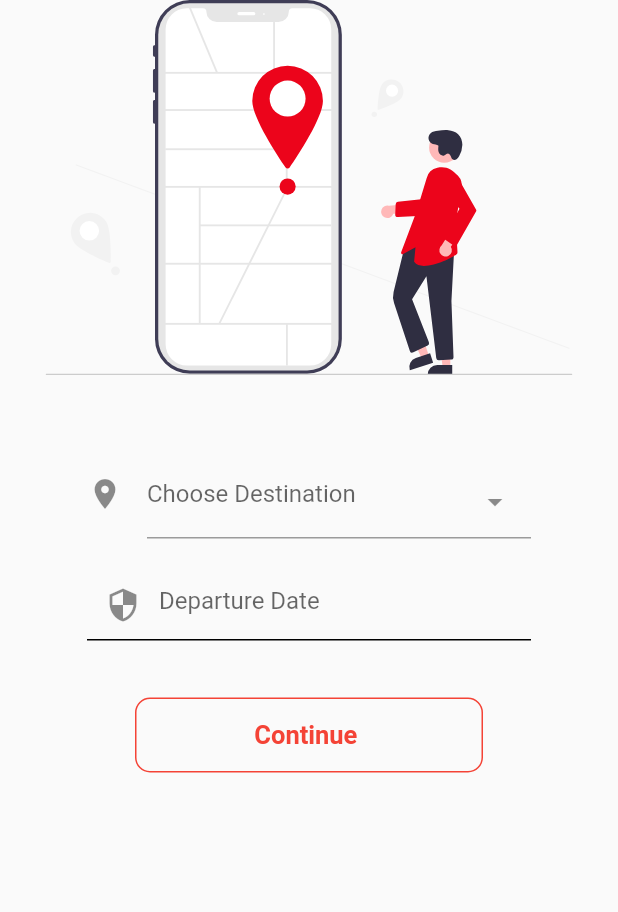
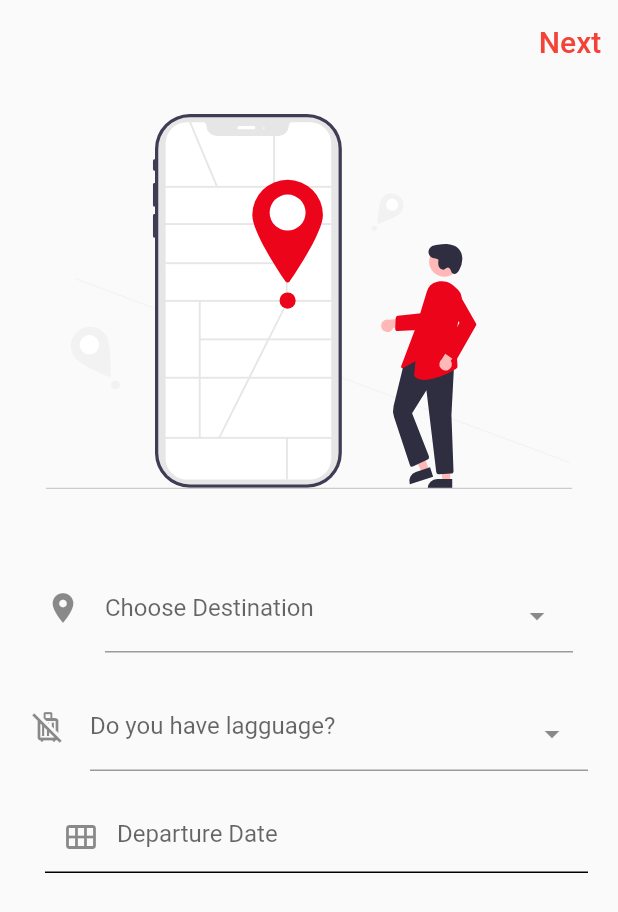
Before and after one commit to EhMaNa/Infinity-Express, a Flutter app: the Destination screen opened directly, on a phone screen of 412 x 824 dp. Shown: the top 912 px of the screen. Run offline on Flutter 3.47's test engine with Material 2 defaults, Android fonts, the phone set to English and light mode, and no system bars; drawn by our look-alikes of select_form_field; our stand-ins replace flutter_svg.

Commit message:
Modified the codes and added depature date text field

```diff
--- a/infinity/lib/pages/destination.dart
+++ b/infinity/lib/pages/destination.dart
@@ -1,6 +1,7 @@
 import 'package:flutter/cupertino.dart';
 import 'package:flutter/material.dart';
 import 'package:flutter_svg/flutter_svg.dart';
+import 'package:infinity/pages/booking.dart';
 import 'package:select_form_field/select_form_field.dart';
 
 class Destination extends StatefulWidget {
@@ -20,20 +21,26 @@ class _DestinationState extends State<Destination> {
   String email = '';
   String password = '';
   String error = '';
-  final List<Map<String, dynamic>> _items = [
+  final List<Map<String, dynamic>> _locations = [
     {
       'value': 'Kumasi',
       'label': 'Kumasi',
     },
-    {
-      'value': 'circleValue',
-      'label': 'Circle Label',
-      'icon': Icon(Icons.fiber_manual_record),
-      'textStyle': TextStyle(color: Colors.red),
-    },
+
     {
       'value': 'Sunyani',
       'label': 'Sunyani',
+    },
+  ];
+  final List<Map<String, dynamic>> value = [
+    {
+      'value': 'Yes',
+      'label': 'Yes',
+    },
+
+    {
+      'value': 'No',
+      'label': 'No',
     },
   ];
 
@@ -41,16 +48,26 @@ class _DestinationState extends State<Destination> {
   Widget build(BuildContext context) {
     return Scaffold(
       key: _scaffoldKey,
+      appBar: AppBar(
+        automaticallyImplyLeading: false,
+        backgroundColor: Colors.transparent,
+        elevation: 0.0,
+      actions: [
+        TextButton(onPressed: () =>Navigator.push(context,
+                      MaterialPageRoute(builder: (context) => Booking())), child: Text("Next", style: TextStyle(color: Colors.red, fontSize: 20),))
+      ],
+      ),
       body: ListView(
         physics: BouncingScrollPhysics(),
         children: <Widget>[
+          Padding(padding: EdgeInsets.only(top: 20)),
           SvgPicture.asset(
             'assets/destination.svg',
             height: 250,
           ),
           SizedBox(height: 10),
           Container(
-            padding: EdgeInsets.symmetric(horizontal: 50, vertical: 20),
+            padding: EdgeInsets.symmetric(horizontal: 20, vertical: 20),
             child: Form(
               key: _formKey,
               child: Column(
@@ -60,13 +77,13 @@ class _DestinationState extends State<Destination> {
                   ),
                   //Textfield for email
                   Padding(
-                    padding: const EdgeInsets.symmetric(horizontal: 8.0),
+                    padding: const EdgeInsets.symmetric(horizontal: 10.0),
                     child: SelectFormField(
-                      type: SelectFormFieldType.dropdown, // or can be dialog
+                      type: SelectFormFieldType.dialog, // or can be dialog
                       //initialValue: 'Kumasi',
                       icon: Icon(Icons.place),
                       labelText: 'Choose Destination',
-                      items: _items,
+                      items: _locations,
                       onChanged: (val) => print(val),
                       onSaved: (val) => print(val),
                     ),
@@ -75,11 +92,25 @@ class _DestinationState extends State<Destination> {
                     height: 20.0,
                   ),
                   //TextField for password
+
                   Padding(
-                    padding: const EdgeInsets.symmetric(horizontal: 8.0),
+                    padding: const EdgeInsets.symmetric(horizontal: 0.0),
+                    child: SelectFormField(
+                      type: SelectFormFieldType.dropdown, // or can be dialog
+                      //initialValue: 'Kumasi',
+                      icon: Icon(Icons.no_luggage_outlined),
+                      labelText: 'Do you have lagguage?',
+                      items: value,
+                      onChanged: (val) => print(val),
+                      onSaved: (val) => print(val),
+                    ),
+                  ),
+                  SizedBox(height:20 ,),
+                  Padding(
+                    padding: const EdgeInsets.only(left: 10.0),
                     child: TextFormField(
                       decoration: InputDecoration(
-                        prefixIcon: Icon(Icons.security),
+                        prefixIcon: Icon(Icons.calendar_view_month_rounded),
                         hintText: 'Departure Date',
                         enabledBorder: UnderlineInputBorder(
                             borderSide: BorderSide(color: Colors.black)),
@@ -95,29 +126,7 @@ class _DestinationState extends State<Destination> {
                   ),
                   SizedBox(height: 30),
 
-                  Padding(
-                    padding: const EdgeInsets.all(8.0),
-                    child: OutlinedButton(
-                        child: Container(
-                            width: 200,
-                            height: 50,
-                            child: Center(
-                                child: Text('Continue ',
-                                    style: TextStyle(
-                                        fontSize: 17.0,
-                                        fontWeight: FontWeight.w600)))),
-                        style: OutlinedButton.styleFrom(
-                            backgroundColor: Colors.transparent,
-                            primary: Colors.red,
-                            side: BorderSide(
-                              color: Colors.red,
-                            ),
-                            shape: RoundedRectangleBorder(
-                                borderRadius: BorderRadius.circular(10))),
-                        onPressed: () {
-                          Navigator.pushNamed(context, '/home');
-                        }),
-                  ),
+
                 ],
               ),
             ),
```
